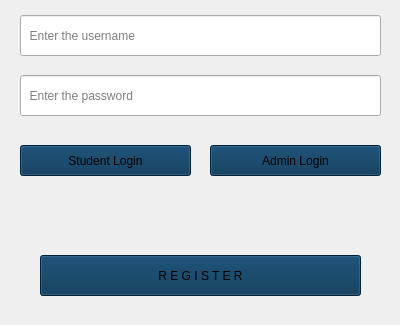
The window that login.ui (mariamzhamakochyan/Lab-projects) describes before a commit, drawn with Qt 5; both pictures show x 0 to 400 and y 175 to 500 of the 400 by 500 pixel window.
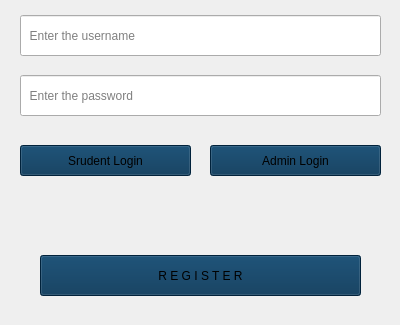
The same window after the commit.

Commit message: student database system

```diff
--- a/login.ui
+++ b/login.ui
@@ -61,7 +61,7 @@
 background-color: rgb(1, 47, 82);</string>
    </property>
    <property name="text">
-    <string>Student Login</string>
+    <string>Srudent Login</string>
    </property>
   </widget>
   <widget class="QLineEdit" name="password">
```
The commit also changes 7 other files.
